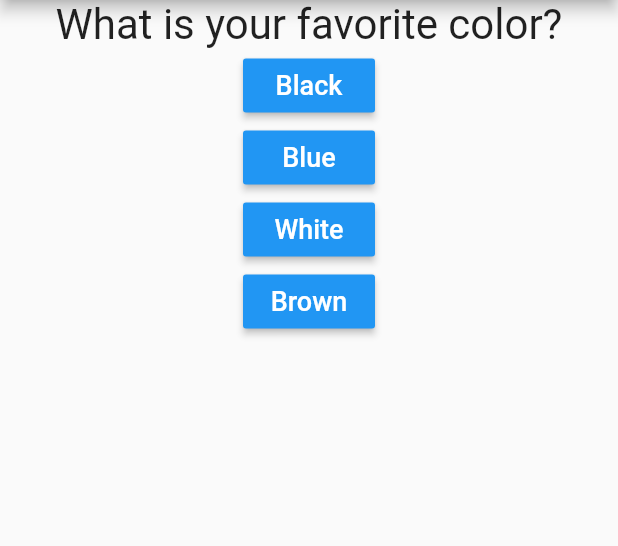
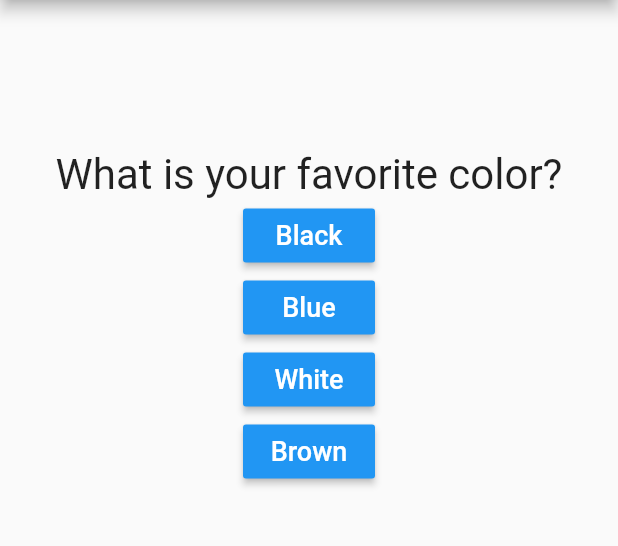
Before and after one commit to TanviPatwa/Flutter-Projects, a Flutter app: the screen it shows after launch, on a phone screen of 412 x 824 dp, the part 84-630 px from its top. Run offline on Flutter 3.47's test engine with Material 2 defaults, Android fonts, the phone set to English and light mode, and no system bars.

Commit message:
Update quiz.dart

```diff
--- a/Personality Detection/lib/quiz.dart
+++ b/Personality Detection/lib/quiz.dart
@@ -15,6 +15,7 @@ class Quiz extends StatelessWidget {
   @override
   Widget build(BuildContext context) {
     return Column(children: [
+      SizedBox(height: 100,),
       Question(questions[count]['question']),
       ...(questions[count]['answer'] as List<Map<String,Object>>).map((ans) {
         // creating object ie returning answer widget according to option present
```
